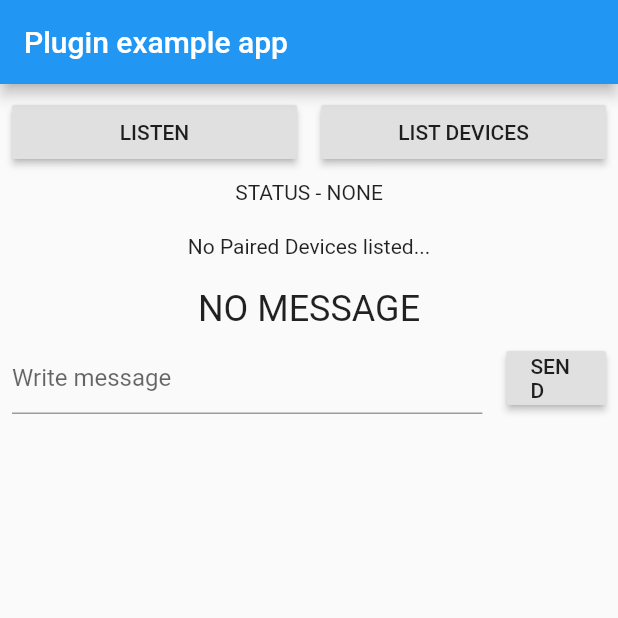
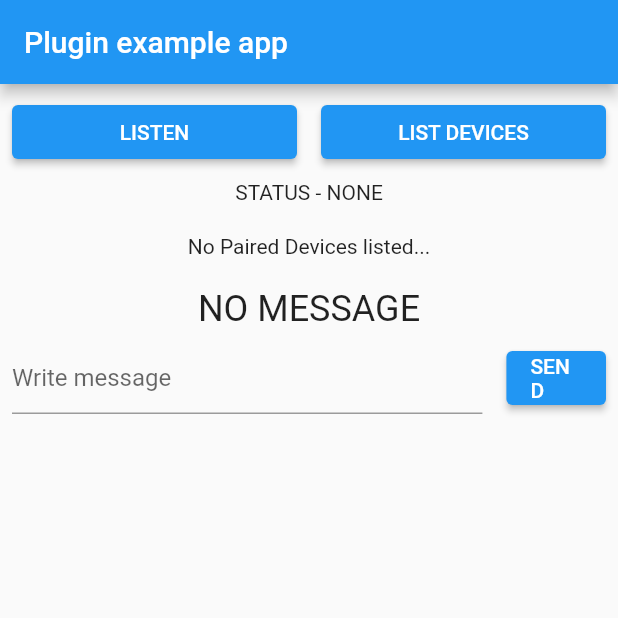
Before and after one commit to Catalunya69/flutter-bluetooth-adapter-custom, a Flutter app: the screen it shows after launch, after a tap on "SEND", on a phone screen of 412 x 824 dp, the top half of it. Run offline on Flutter 3.47's test engine with Material 2 defaults, Android fonts, the phone set to English and light mode, and no system bars.

Commit message:
Fix null safety

```diff
--- a/example/lib/main.dart
+++ b/example/lib/main.dart
@@ -14,7 +14,9 @@ class MyApp extends StatefulWidget {
 
 class _MyAppState extends State<MyApp> {
   Bluetoothadapter flutterbluetoothadapter = Bluetoothadapter();
+  // ignore: unused_field
   StreamSubscription _btConnectionStatusListener, _btReceivedMessageListener;
+
   String _connectionStatus = "NONE";
   List<BtDevice> devices = [];
   String _recievedMessage;
@@ -32,18 +34,25 @@ class _MyAppState extends State<MyApp> {
   }
 
   _startListening() {
-    _btConnectionStatusListener =
+    this._btConnectionStatusListener =
         flutterbluetoothadapter.connectionStatus().listen((dynamic status) {
       setState(() {
         _connectionStatus = status.toString();
       });
     });
-    _btReceivedMessageListener =
-        flutterbluetoothadapter.receiveMessages().listen((dynamic newMessage) {
+    this._btReceivedMessageListener = flutterbluetoothadapter.receiveMessages().listen((dynamic newMessage) {
       setState(() {
         _recievedMessage = newMessage.toString();
       });
     });
+  }
+
+  @override
+  // ignore: must_call_super
+  void dispose(){
+    this.dispose();
+    _btConnectionStatusListener.cancel();
+    _btReceivedMessageListener.cancel();
   }
 
   @override
@@ -62,7 +71,7 @@ class _MyAppState extends State<MyApp> {
                   fit: FlexFit.tight,
                   child: Padding(
                     padding: const EdgeInsets.all(8.0),
-                    child: RaisedButton(
+                    child: ElevatedButton(
                       onPressed: () async {
                         await flutterbluetoothadapter.startServer();
                       },
@@ -74,7 +83,7 @@ class _MyAppState extends State<MyApp> {
                   fit: FlexFit.tight,
                   child: Padding(
                     padding: const EdgeInsets.all(8.0),
-                    child: RaisedButton(
+                    child: ElevatedButton(
                       onPressed: () async {
                         devices = await flutterbluetoothadapter.getDevices();
                         setState(() {});
@@ -117,7 +126,7 @@ class _MyAppState extends State<MyApp> {
                   fit: FlexFit.tight,
                   child: Padding(
                     padding: const EdgeInsets.all(8.0),
-                    child: RaisedButton(
+                    child: ElevatedButton(
                       onPressed: () {
                         flutterbluetoothadapter.sendMessage(
                             _controller.text ?? "no msg",
--- a/lib/bluetoothadapter.dart
+++ b/lib/bluetoothadapter.dart
@@ -13,7 +13,7 @@ class Bluetoothadapter {
       const EventChannel('recieved_message_events');
 
   /// Initiates the Bluetooth Connection by setting up a UUID
-  Future<bool> initBlutoothConnection(String uuid) async {
+  Future<bool?> initBlutoothConnection(String uuid) async {
     return await _channel
         .invokeMethod('initBlutoothConnection', {"uuid": uuid});
   }
@@ -30,9 +30,8 @@ class Bluetoothadapter {
   }
 
   /// Gets a Particular Paired from the list of paired devices from its Device(Mac) address
-  Future<BtDevice> getDevice(String address) async {
-    Map device =
-        await _channel.invokeMethod('getBtDevice', {"address": address});
+  Future<BtDevice?> getDevice(String address) async {
+    Map? device =await _channel.invokeMethod('getBtDevice', {"address": address});
     if (device == null) {
       return null;
     }
@@ -41,8 +40,8 @@ class Bluetoothadapter {
   }
 
   /// Checks the Bluetooth status and returns true if Bluetooth is turned on
-  Future<bool> checkBluetooth() async {
-    bool result = await _channel.invokeMethod('checkBt');
+  Future<bool?> checkBluetooth() async {
+    bool? result = await _channel.invokeMethod('checkBt');
     return result;
   }
 
@@ -56,16 +55,16 @@ class Bluetoothadapter {
   Future<bool> startClient(int position, [bool isSecure = false]) async {
     print("HERE $position");
     var result = await _channel.invokeMethod('startClient', {
-      "index": position ?? 0,
-      "isSecure": isSecure ?? false,
+      "index": position,
+      "isSecure": isSecure ,
     });
     return result ?? false;
   }
 
   /// Sends message from client to server and vice versa, byte by byte or as a data stream
-  Future<bool> sendMessage(String message, {bool sendByteByByte}) async {
-    bool result = await _channel.invokeMethod('sendMessage', {
-      "message": message ?? "",
+  Future<bool> sendMessage(String message, {bool? sendByteByByte}) async {
+    bool? result = await _channel.invokeMethod('sendMessage', {
+      "message": message,
       "sendByteByByte": sendByteByByte ?? false,
     });
     return result ?? false;
@@ -84,8 +83,8 @@ class Bluetoothadapter {
 
 /// A Data structure to hold device information of a paired bluetooth device
 class BtDevice {
-  String address;
-  String name;
+  String? address;
+  String? name;
 
   BtDevice(this.address, this.name);
 
--- a/pubspec.yaml
+++ b/pubspec.yaml
@@ -5,7 +5,7 @@ repository: https://github.com/GeekyAnts/flutter-bluetooth-adapter
 homepage: https://github.com/GeekyAnts/flutter-bluetooth-adapter
 
 environment:
-  sdk: ">=2.7.0 <3.0.0"
+  sdk: ">=2.12.0 <3.0.0"
   flutter: ">=1.10.0"
 
 dependencies:
```
Also changed, not shown: example/pubspec.lock, pubspec.lock.
